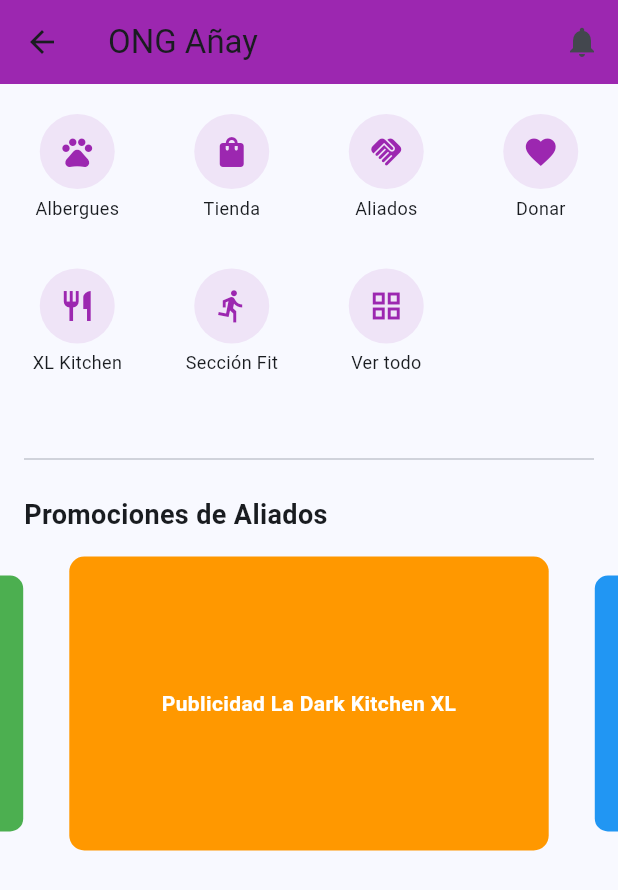
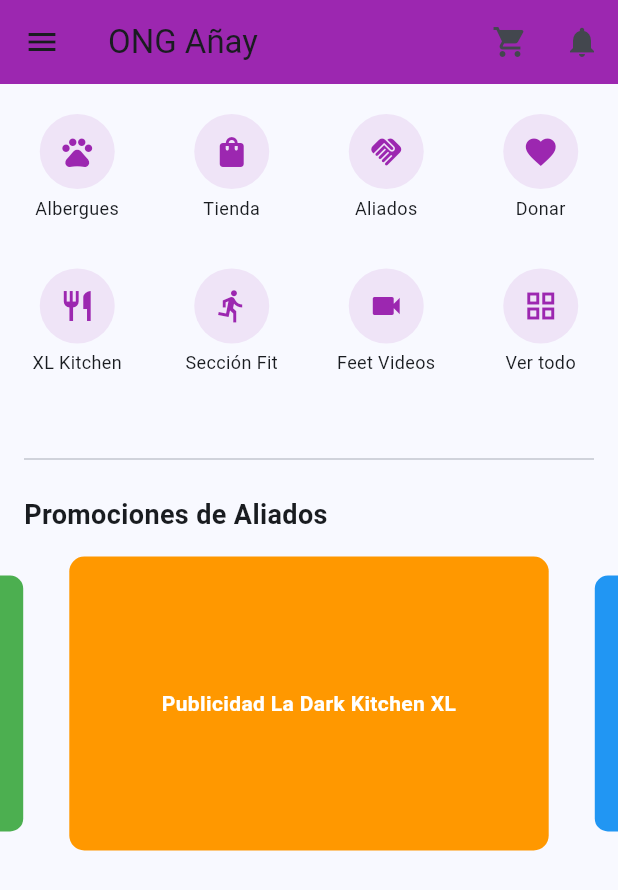
Before and after one commit to OngAnay/anayong, a Flutter app: the HomeScreen screen opened by its route, on a phone screen of 412 x 824 dp. Shown: the top 890 px of the screen. Run offline on Flutter 3.47's test engine with Material 3 defaults, Android fonts, the phone set to English and light mode, and no system bars; drawn by our look-alikes of carousel_slider.

Commit message:
apk corrio bien

```diff
--- a/lib/Screens/home_screen.dart
+++ b/lib/Screens/home_screen.dart
@@ -6,7 +6,7 @@ class HomeScreen extends StatelessWidget {
 
   @override
   Widget build(BuildContext context) {
-    // Lista temporal de banners de publicidad para tus aliados
+    // Lista de banners de publicidad para tus aliados
     final List<Widget> imageSliders = [
       _buildBanner("Publicidad La Dark Kitchen XL", Colors.orange),
       _buildBanner("Aliado 2: Servicios Mascotas", Colors.blue),
@@ -18,26 +18,92 @@ class HomeScreen extends StatelessWidget {
         title: const Text("ONG Añay"),
         backgroundColor: Colors.purple,
         actions: [
+          IconButton(
+            icon: const Icon(Icons.shopping_cart),
+            onPressed: () => Navigator.pushNamed(context, '/carrito')
+          ),
           IconButton(icon: const Icon(Icons.notifications), onPressed: () {}),
         ],
+      ),
+      // --- AQUÍ ESTÁ EL DRAWER (MENÚ LATERAL) QUE SOLICITASTE ---
+      drawer: Drawer(
+        child: ListView(
+          padding: EdgeInsets.zero,
+          children: [
+            const DrawerHeader(
+              decoration: BoxDecoration(color: Colors.purple),
+              child: Column(
+                crossAxisAlignment: CrossAxisAlignment.start,
+                mainAxisAlignment: MainAxisAlignment.end,
+                children: [
+                  Text(
+                    "Menú Añay",
+                    style: TextStyle(color: Colors.white, fontSize: 24, fontWeight: FontWeight.bold),
+                  ),
+                  Text(
+                    "El Refugio Perfecto",
+                    style: TextStyle(color: Colors.white70, fontSize: 14),
+                  ),
+                ],
+              ),
+            ),
+            ListTile(
+              leading: const Icon(Icons.home, color: Colors.purple),
+              title: const Text("Inicio"),
+              onTap: () => Navigator.pop(context),
+            ),
+            ListTile(
+              leading: const Icon(Icons.pets, color: Colors.purple),
+              title: const Text("Adopciones"),
+              onTap: () => Navigator.pushNamed(context, '/adopciones'),
+            ),
+            ListTile(
+              leading: const Icon(Icons.volunteer_activism, color: Colors.purple),
+              title: const Text("Logística de Donaciones"),
+              onTap: () => Navigator.pushNamed(context, '/logistica'),
+            ),
+            ListTile(
+              leading: const Icon(Icons.history, color: Colors.purple),
+              title: const Text("Nuestra Historia"),
+              onTap: () => Navigator.pushNamed(context, '/historia'),
+            ),
+            ListTile(
+              leading: const Icon(Icons.group, color: Colors.purple),
+              title: const Text("Comunidades"),
+              onTap: () => Navigator.pushNamed(context, '/comunidades'),
+            ),
+            ListTile(
+              leading: const Icon(Icons.person, color: Colors.purple),
+              title: const Text("Mi Perfil"),
+              onTap: () => Navigator.pushNamed(context, '/perfil'),
+            ),
+            const Divider(),
+            ListTile(
+              leading: const Icon(Icons.exit_to_app, color: Colors.red),
+              title: const Text("Cerrar Sesión"),
+              onTap: () => Navigator.pushReplacementNamed(context, '/'),
+            ),
+          ],
+        ),
       ),
       body: SingleChildScrollView(
         child: Column(
           children: [
             const SizedBox(height: 20),
-            // 1. Grilla de Iconos (Estilo Yape)
+            // 1. Grilla de Iconos (Estilo Yape) - ¡AHORA TIENEN FUNCIÓN!
             GridView.count(
               shrinkWrap: true,
               physics: const NeverScrollableScrollPhysics(),
               crossAxisCount: 4,
               children: [
-                _buildMenuIcon(Icons.pets, "Albergues"),
-                _buildMenuIcon(Icons.shopping_bag, "Tienda"),
-                _buildMenuIcon(Icons.handshake, "Aliados"),
-                _buildMenuIcon(Icons.favorite, "Donar"),
-                _buildMenuIcon(Icons.restaurant, "XL Kitchen"),
-                _buildMenuIcon(Icons.directions_run, "Sección Fit"),
-                _buildMenuIcon(Icons.grid_view, "Ver todo"),
+                _buildMenuIcon(context, Icons.pets, "Albergues", '/adopciones'),
+                _buildMenuIcon(context, Icons.shopping_bag, "Tienda", '/catalogo'),
+                _buildMenuIcon(context, Icons.handshake, "Aliados", '/market_aliados'),
+                _buildMenuIcon(context, Icons.favorite, "Donar", '/logistica'),
+                _buildMenuIcon(context, Icons.restaurant, "XL Kitchen", '/detalle_aliado'),
+                _buildMenuIcon(context, Icons.directions_run, "Sección Fit", '/ruta_impacto'),
+                _buildMenuIcon(context, Icons.videocam, "Feet Videos", '/feet_videos'),
+                _buildMenuIcon(context, Icons.grid_view, "Ver todo", '/comunidades'),
               ],
             ),
 
@@ -60,7 +126,7 @@ class HomeScreen extends StatelessWidget {
 
             const SizedBox(height: 10),
 
-            // 3. El Carrusel de Publicidad
+            // 3. El Carrusel de Publicidad (Se mantiene igual)
             CarouselSlider(
               options: CarouselOptions(
                 autoPlay: true,
@@ -77,9 +143,11 @@ class HomeScreen extends StatelessWidget {
     );
   }
 
-  // Widget para crear los iconos del menú
-  Widget _buildMenuIcon(IconData icon, String label) {
-    return Column(
+  // Widget para crear los iconos del menú con navegación integrada
+  Widget _buildMenuIcon(BuildContext context, IconData icon, String label, String route) {
+    return GestureDetector(
+      onTap: () => Navigator.pushNamed(context, route),
+      child: Column(
         mainAxisSize: MainAxisSize.min,
         children: [
           CircleAvatar(
@@ -88,12 +156,17 @@ class HomeScreen extends StatelessWidget {
             child: Icon(icon, color: Colors.purple),
           ),
           const SizedBox(height: 4),
-        Text(label, style: const TextStyle(fontSize: 12)),
+          Text(
+            label,
+            style: const TextStyle(fontSize: 12),
+            textAlign: TextAlign.center,
+          ),
         ],
+      ),
     );
   }
 
-  // Widget para crear los banners temporales
+  // Widget para crear los banners
   Widget _buildBanner(String text, Color color) {
     return Container(
       margin: const EdgeInsets.all(5.0),
--- a/lib/Screens/login_screen.dart
+++ b/lib/Screens/login_screen.dart
@@ -75,7 +75,7 @@ class LoginScreen extends StatelessWidget {
             // BOTÓN INVITADO
             TextButton(
               onPressed: () {
-                 Navigator.pushNamed(context, '/catalogo');
+                 Navigator.pushReplacementNamed(context, '/home');
               },
               child: const Text(
                 "Entrar como invitado",
--- a/lib/main.dart
+++ b/lib/main.dart
@@ -34,7 +34,7 @@ class AnayApp extends StatelessWidget {
         colorScheme: ColorScheme.fromSeed(seedColor: const Color(0xFF01579B)),
       ),
       // La ruta inicial es el Login
-      initialRoute: '/main_page',
+      initialRoute: '/', //
 
       // Registro de todas las pantallas de la ONG Añay
       routes: {
```
Lines whose indentation alone changed are shown as unchanged.
